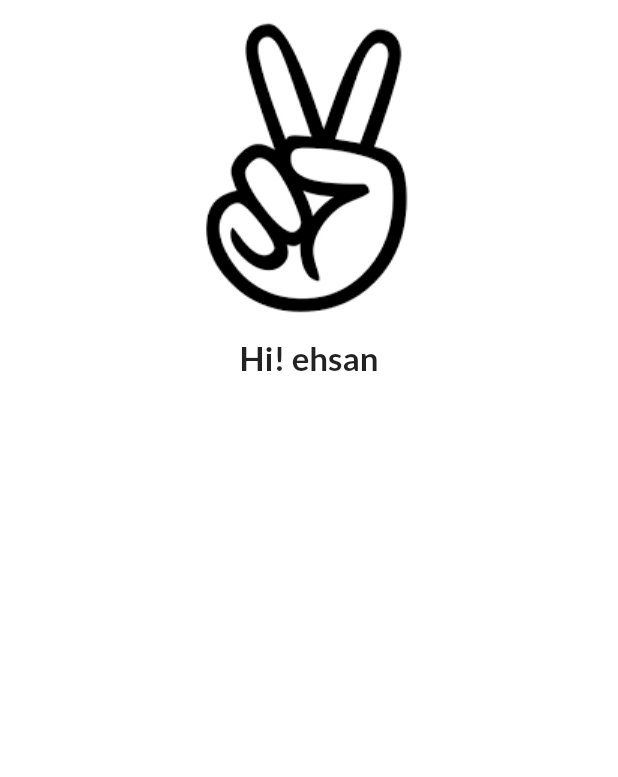
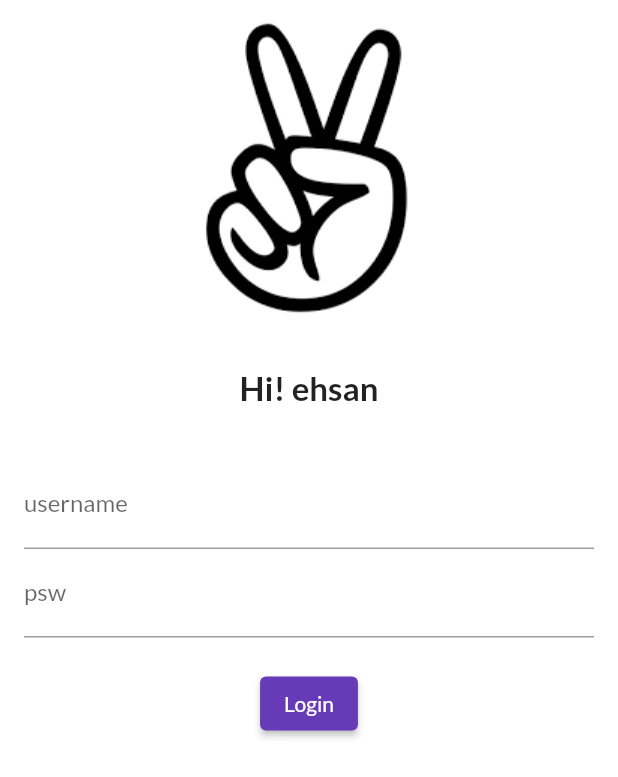
Before and after one commit to ehsanyaqoob/flutter-learnings, a Flutter app: the screen it shows after launch, on a phone screen of 412 x 824 dp. Shown: the top 777 px of the screen. Run offline on Flutter 3.47's test engine with Material 2 defaults, Android fonts, the phone set to English and light mode, and no system bars; our stand-ins replace google_fonts.

Commit message:
day5 commit

```diff
--- a/lib/main.dart
+++ b/lib/main.dart
@@ -1,10 +1,10 @@
 import 'package:flutter/material.dart';
 import 'package:flutter_learning/pages/login_page.dart';
+import 'package:flutter_learning/routes.dart';
 import 'package:google_fonts/google_fonts.dart';
 import 'pages/home-page.dart';
 
 void main() {
-  // ignore: prefer_const_constructors
   runApp(MyApp());
 }
 
@@ -25,8 +25,8 @@ class MyApp extends StatelessWidget {
       ),
       routes: {
         "/": (context) => LoginPage(),
-        "/home": (context) => HomePage(),
-        "/login": (context) => LoginPage(),
+        MyRoutes.homeRoutes: (context) => HomePage(),
+        MyRoutes.loginRoutes: (context) => LoginPage(),
       },
     );
   }
--- a/lib/pages/login_page.dart
+++ b/lib/pages/login_page.dart
@@ -1,4 +1,6 @@
 import 'package:flutter/material.dart';
+
+import '../routes.dart';
 
 class LoginPage extends StatelessWidget {
   const LoginPage({Key? key}) : super(key: key);
@@ -6,17 +8,51 @@ class LoginPage extends StatelessWidget {
   @override
   Widget build(BuildContext context) {
     return Material(
-        color: Colors.white,
-        child: Column(children: [
+      color: Colors.white,
+      child: Column(
+        children: [
           Image.asset(
             'assets/logo.png',
             fit: BoxFit.cover,
           ),
-          Text('Hi! ehsan',
-              style: TextStyle(
-                fontSize: 22,
-                fontWeight: FontWeight.bold,
-              ))
-        ]));
+          SizedBox(height: 20.0),
+          Text(
+            'Hi! ehsan',
+            style: TextStyle(
+              fontSize: 22,
+              fontWeight: FontWeight.bold,
+            ),
+          ),
+          SizedBox(height: 20.0),
+          Padding(
+            padding: const EdgeInsets.all(16.0),
+            child: Column(
+              children: [
+                TextField(
+                  decoration: InputDecoration(
+                    hintText: 'enter username',
+                    labelText: 'username',
+                  ),
+                ),
+                TextField(
+                  decoration: InputDecoration(
+                    hintText: 'enter psw',
+                    labelText: 'psw',
+                  ),
+                ),
+                SizedBox(height: 20.0),
+                ElevatedButton(
+                  child: Text('Login'),
+                  style: TextButton.styleFrom(),
+                  onPressed: () {
+                    Navigator.pushNamed(context, MyRoutes.homeRoutes);
+                  },
+                )
+              ],
+            ),
+          )
+        ],
+      ),
+    );
   }
 }
--- /dev/null
+++ b/lib/routes.dart
@@ -0,0 +1,8 @@
+import 'dart:core';
+
+import 'dart:core';
+
+class MyRoutes {
+  static String loginRoutes = '/login';
+  static String homeRoutes = '/home';
+}
```
